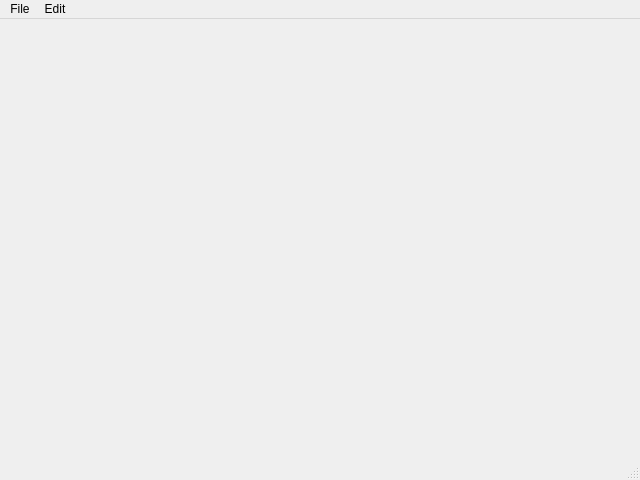
This is Editor/Source/CrystalEditor/Private/Editor/SceneEditor/SceneEditorWindow.ui in neelmewada/CrystalEngine as Qt 5 draws it before an edit. The edited form follows.
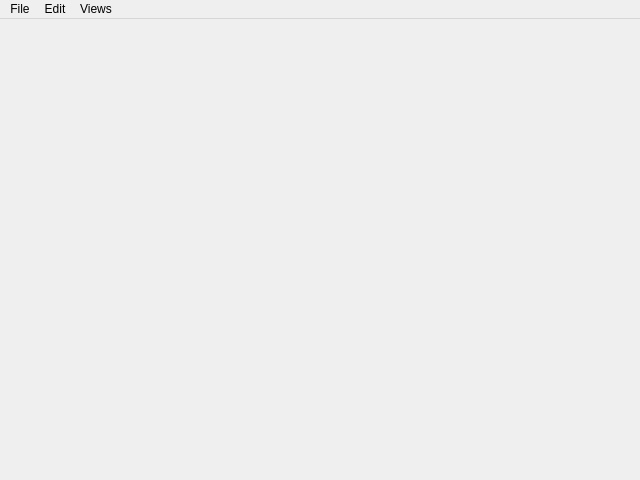
This is the edited form.

```diff
--- a/Editor/Source/CrystalEditor/Private/Editor/SceneEditor/SceneEditorWindow.ui
+++ b/Editor/Source/CrystalEditor/Private/Editor/SceneEditor/SceneEditorWindow.ui
@@ -20,7 +20,7 @@
      <x>0</x>
      <y>0</y>
      <width>640</width>
-     <height>19</height>
+     <height>24</height>
     </rect>
    </property>
    <property name="styleSheet">
@@ -41,10 +41,15 @@
     <addaction name="actionCopy"/>
     <addaction name="actionPaste"/>
    </widget>
+   <widget class="QMenu" name="menuViews">
+    <property name="title">
+     <string>Views</string>
+    </property>
+   </widget>
    <addaction name="menuFile"/>
    <addaction name="menuEdit"/>
+   <addaction name="menuViews"/>
   </widget>
-  <widget class="QStatusBar" name="statusbar"/>
   <action name="actionNew">
    <property name="text">
     <string>New...</string>
```
